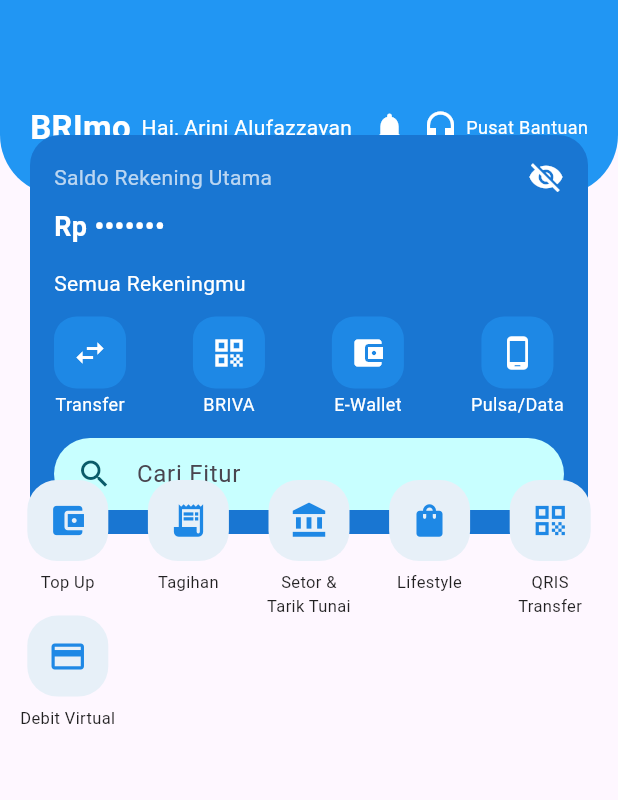
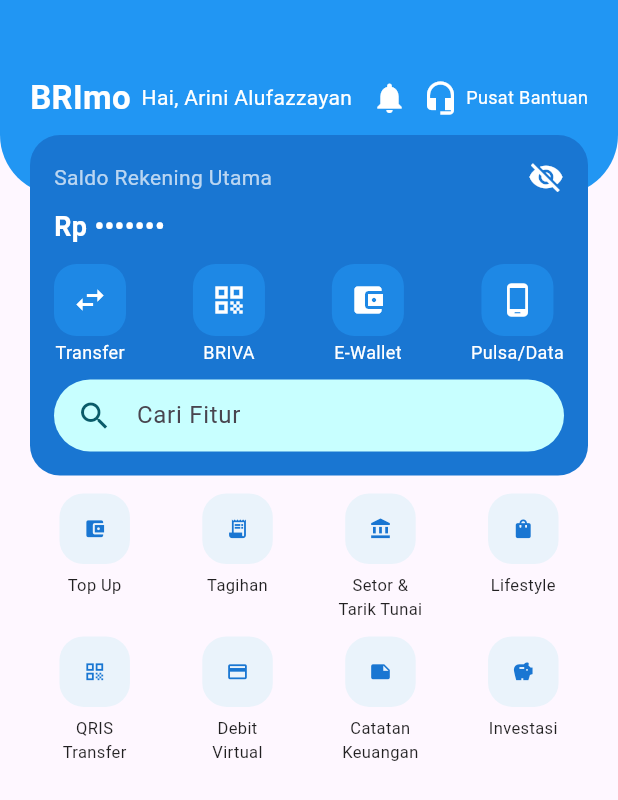
Before and after one commit to AriniAlufazzayan/bri_uts, a Flutter app: the screen it shows after launch, on a phone screen of 412 x 824 dp. Shown: the top 800 px of the screen. Run offline on Flutter 3.47's test engine with Material 3 defaults, Android fonts, the phone set to English and light mode, and no system bars.

Commit message:
melakukan perubahan

```diff
--- a/lib/main.dart
+++ b/lib/main.dart
@@ -36,6 +36,7 @@
     );
   }
 
+
   Widget fiturItem(IconData icon, String title, {bool isNew = false}) {
     return Column(
       children: [
@@ -43,17 +44,18 @@
           clipBehavior: Clip.none,
           children: [
             Container(
-              padding: EdgeInsets.all(14),
+              padding: EdgeInsets.all(16),
               decoration: BoxDecoration(
-                color: Color(0xFFE7F0F8),
-                borderRadius: BorderRadius.circular(20),
+                color: Color(0xFFEAF3FB),
+                borderRadius: BorderRadius.circular(16),
               ),
               child: Icon(
                 icon,
-                color: Colors.blue[600],
-                size: 26,
+                color: Colors.blue[700],
+                size: 15,
               ),
             ),
+
           ],
         ),
 
@@ -82,7 +84,7 @@
             children: [
 
               Container(
-                padding: EdgeInsets.only(top: 40, left: 20, right: 20),
+                padding: EdgeInsets.only(top: 0, left: 20, right: 20),
                 height: 130,
                 decoration: BoxDecoration(
                   color: Colors.blue,
@@ -168,14 +170,9 @@
                         ),
                       ),
 
-                      SizedBox(height: 15),
+                      SizedBox(height: 2),
 
-                      Text(
-                        "Semua Rekeningmu",
-                        style: TextStyle(color: Colors.white),
-                      ),
-
-                      SizedBox(height: 12),
+                      SizedBox(height: 10),
 
                       Row(
                         mainAxisAlignment: MainAxisAlignment.spaceBetween,
@@ -187,7 +184,7 @@
                         ],
                       ),
 
-                      SizedBox(height: 14),
+                      SizedBox(height: 10),
 
                       Container(
                         padding: EdgeInsets.symmetric(horizontal: 15),
@@ -210,23 +207,25 @@
             ],
           ),
 
-          SizedBox(height: 190),
+          SizedBox(height: 199),
 
           Padding(
-            padding: EdgeInsets.symmetric(horizontal: 10),
+            padding: EdgeInsets.symmetric(horizontal: 20),
             child: GridView.count(
-              crossAxisCount: 5,
+              crossAxisCount: 4,
               shrinkWrap: true,
               physics: NeverScrollableScrollPhysics(),
-              mainAxisSpacing: 20,
-              crossAxisSpacing: 10,
+              mainAxisSpacing: 9,
+              crossAxisSpacing: 9,
               children: [
                 fiturItem(Icons.account_balance_wallet, "Top Up", isNew: true),
                 fiturItem(Icons.receipt_long, "Tagihan"),
                 fiturItem(Icons.account_balance, "Setor &\nTarik Tunai"),
                 fiturItem(Icons.shopping_bag, "Lifestyle", isNew: true),
                 fiturItem(Icons.qr_code, "QRIS\nTransfer", isNew: true),
-                fiturItem(Icons.credit_card, "Debit Virtual"),
+                fiturItem(Icons.credit_card, "Debit\nVirtual"),
+                fiturItem(Icons.note, "Catatan\nKeuangan"),
+                fiturItem(Icons.savings, "Investasi"),
               ],
             ),
           ),
```
